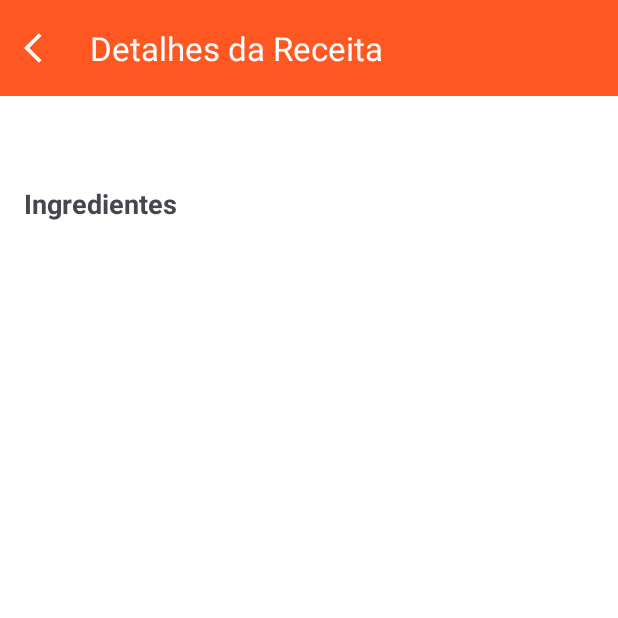
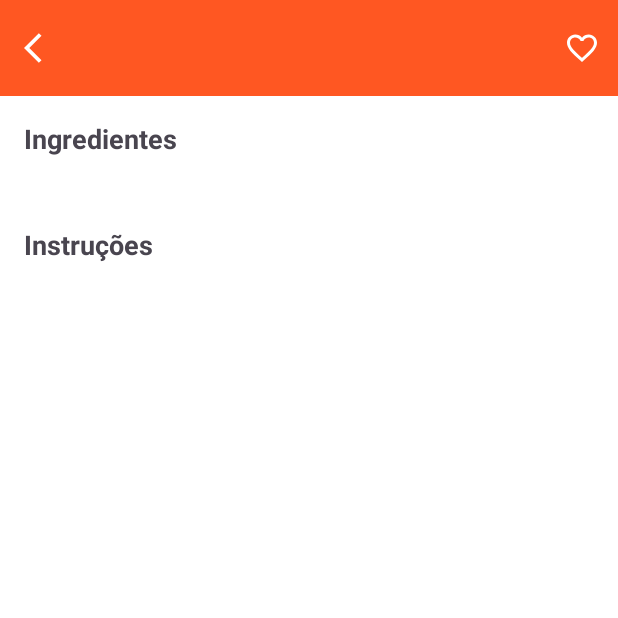
Before and after one commit to josuemleite/culinaria-app, an Android app: the RecipeDetailsActivity screen opened directly, with no data from a screen before it, on a phone screen of 412 x 824 dp, the top half of it. Run offline under Robolectric (Android 15) with nearby library versions, the phone set to English and light mode, and no system bars.

Commit message:
RecipeDetailsActivity modificada com Fragmento

```diff
--- a/app/src/main/AndroidManifest.xml
+++ b/app/src/main/AndroidManifest.xml
@@ -16,7 +16,8 @@
         tools:targetApi="31">
         <activity
             android:name=".RecipeDetailsActivity"
-            android:exported="false" />
+            android:exported="false"
+            android:screenOrientation="portrait" />
         <activity
             android:name=".RecipesListActivity"
             android:exported="false"
--- a/app/src/main/java/br/com/josuemleite/culinaria/RecipeDetailsActivity.java
+++ b/app/src/main/java/br/com/josuemleite/culinaria/RecipeDetailsActivity.java
@@ -4,19 +4,26 @@ import androidx.appcompat.app.AppCompatActivity;
 import androidx.appcompat.widget.Toolbar;
 
 import android.content.Intent;
+import android.content.SharedPreferences;
 import android.os.Bundle;
-import android.util.Log;
+import android.view.Menu;
 import android.view.MenuItem;
 import android.view.View;
-import android.widget.TextView;
+
+import androidx.appcompat.app.AppCompatActivity;
+import androidx.appcompat.widget.Toolbar;
+import androidx.fragment.app.FragmentManager;
+import androidx.fragment.app.FragmentTransaction;
 
 import com.google.android.material.appbar.MaterialToolbar;
 import com.google.gson.Gson;
 
-import java.util.List;
+import java.util.HashSet;
+import java.util.Set;
 
 import br.com.josuemleite.culinaria.api.ApiClient;
 import br.com.josuemleite.culinaria.api.ApiService;
+import br.com.josuemleite.culinaria.fragments.RecipeDetailsFragment;
 import br.com.josuemleite.culinaria.model.Recipe;
 import br.com.josuemleite.culinaria.model.RecipeDetails;
 import br.com.josuemleite.culinaria.model.RecipeDetailsResponse;
@@ -26,54 +33,37 @@ import retrofit2.Response;
 
 public class RecipeDetailsActivity extends AppCompatActivity {
 
-    private TextView recipeTitleTextView;
-    private TextView recipeIngredientsTitleTextView;
-    private TextView recipeIngredientsTextView;
-    private TextView recipeInstructionsTextView;
+    private static final String FAVORITES_PREFERENCES = "favorites_preferences";
+    private static final String FAVORITES_KEY = "favorites_key";
+
+    private String recipeId;
+    private String recipeTitle;
+    private String recipeIngredients;
+    private String recipeInstructions;
+    private boolean isFavorite;
+
+    private MenuItem favoriteMenuItem;
 
     @Override
     protected void onCreate(Bundle savedInstanceState) {
         super.onCreate(savedInstanceState);
         setContentView(R.layout.activity_recipe_details);
 
-        recipeTitleTextView = findViewById(R.id.recipeTitleTextView);
-        recipeIngredientsTitleTextView = findViewById(R.id.recipeIngredientsTitleTextView);
-        recipeIngredientsTextView = findViewById(R.id.recipeIngredientsTextView);
-        recipeInstructionsTextView = findViewById(R.id.recipeInstructionsTextView);
-
-        Intent intent = getIntent();
-        if (intent != null) {
-            String recipeId = intent.getStringExtra("recipeId");
-            if (recipeId != null) {
-                // Realize uma chamada à API para obter os detalhes completos da receita com base no ID
-                ApiService apiService = ApiClient.getInstance().getApiService();
-                Call<RecipeDetailsResponse> call = apiService.getRecipeDetailsById(recipeId);
-                call.enqueue(new Callback<RecipeDetailsResponse>() {
-                    @Override
-                    public void onResponse(Call<RecipeDetailsResponse> call, Response<RecipeDetailsResponse> response) {
-                        if (response.isSuccessful() && response.body() != null) {
-                            RecipeDetails recipeDetails = response.body().getRecipeDetails().get(0);
-                            String title = recipeDetails.getName();
-                            String ingredients = recipeDetails.getIngredient1();
-                            String instructions = recipeDetails.getInstructions();
-
-                            // Exibir os dados nos elementos do layout
-                            recipeTitleTextView.setText(title);
-                            recipeIngredientsTextView.setText(ingredients);
-                            recipeInstructionsTextView.setText(instructions);
-                        }
-                    }
-
-                    @Override
-                    public void onFailure(Call<RecipeDetailsResponse> call, Throwable t) {
-                        // Trate o erro na chamada da API, se necessário
-                    }
-                });
-            }
+        // Verifique se há extras na Intent
+        Bundle extras = getIntent().getExtras();
+        if (extras != null) {
+            String recipeJson = extras.getString("recipeJson");
+            Gson gson = new Gson();
+            Recipe recipe = gson.fromJson(recipeJson, Recipe.class);
+            recipeId = recipe.getId();
+            recipeTitle = recipe.getName();
+            recipeInstructions = recipe.getInstructions();
         }
 
+        // Configura a barra de ferramentas (AppBar)
         MaterialToolbar toolbar = findViewById(R.id.toolbar);
         setSupportActionBar(toolbar);
+        getSupportActionBar().setDisplayHomeAsUpEnabled(true);
 
         toolbar.setNavigationOnClickListener(new View.OnClickListener() {
             @Override
@@ -82,11 +72,76 @@ public class RecipeDetailsActivity extends AppCompatActivity {
             }
         });
 
-        toolbar.setOnMenuItemClickListener(new Toolbar.OnMenuItemClickListener() {
-            @Override
-            public boolean onMenuItemClick(MenuItem item) {
-                return true;
-            }
-        });
+        // Exiba o título da receita na barra de ferramentas
+        getSupportActionBar().setTitle(recipeTitle);
+
+        // Exiba o ícone de favorito com base no estado atual
+        setFavoriteIcon();
+
+        // Exiba o Fragment dos detalhes da receita
+        showRecipeDetailsFragment();
+    }
+
+    @Override
+    public boolean onCreateOptionsMenu(Menu menu) {
+        getMenuInflater().inflate(R.menu.menu_recipe_details, menu);
+        favoriteMenuItem = menu.findItem(R.id.menu_favorite);
+        setFavoriteIcon();
+        return true;
+    }
+
+    @Override
+    public boolean onOptionsItemSelected(MenuItem item) {
+        int itemId = item.getItemId();
+        if (itemId == R.id.menu_favorite) {
+            toggleFavorite();
+            return true;
+        }
+        return super.onOptionsItemSelected(item);
+    }
+
+    private void toggleFavorite() {
+        // Obtenha as receitas favoritas armazenadas nas preferências compartilhadas
+        SharedPreferences preferences = getSharedPreferences(FAVORITES_PREFERENCES, MODE_PRIVATE);
+        Set<String> favorites = preferences.getStringSet(FAVORITES_KEY, new HashSet<>());
+
+        if (isFavorite) {
+            // Se a receita for favorita, remova-a das preferências compartilhadas
+            favorites.remove(recipeId);
+        } else {
+            // Se a receita não for favorita, adicione-a às preferências compartilhadas
+            favorites.add(recipeId);
+        }
+
+        // Atualize as preferências compartilhadas com a lista atualizada de favoritos
+        preferences.edit().putStringSet(FAVORITES_KEY, favorites).apply();
+
+        // Atualize o ícone de favorito
+        isFavorite = !isFavorite;
+        setFavoriteIcon();
+    }
+
+    private void setFavoriteIcon() {
+        if (favoriteMenuItem != null) {
+            int favoriteIconResId = isFavorite ? R.drawable.ic_favorite : R.drawable.ic_favorite_border;
+            favoriteMenuItem.setIcon(favoriteIconResId);
+        }
+    }
+
+    private void showRecipeDetailsFragment() {
+        FragmentManager fragmentManager = getSupportFragmentManager();
+        FragmentTransaction fragmentTransaction = fragmentManager.beginTransaction();
+
+        // Crie uma instância do fragmento RecipeDetailsFragment e defina os argumentos
+        RecipeDetailsFragment fragment = new RecipeDetailsFragment();
+        Bundle bundle = new Bundle();
+        bundle.putString("recipeId", recipeId);
+        bundle.putString("recipeIngredients", recipeIngredients); // Passa os ingredientes para o fragmento
+        bundle.putString("recipeInstructions", recipeInstructions); // Passa as instruções para o fragmento
+        fragment.setArguments(bundle);
+
+        // Substitua o conteúdo do recipeDetailsContainer pelo fragmento
+        fragmentTransaction.replace(R.id.recipeDetailsContainer, fragment);
+        fragmentTransaction.commit();
     }
 }
--- a/app/src/main/java/br/com/josuemleite/culinaria/RecipesListActivity.java
+++ b/app/src/main/java/br/com/josuemleite/culinaria/RecipesListActivity.java
@@ -82,9 +82,11 @@ public class RecipesListActivity extends AppCompatActivity implements RecipeAdap
 
     @Override
     public void onItemClick(Recipe recipe) {
+        Gson gson = new Gson();
+        String recipeJson = gson.toJson(recipe);
+
         Intent intent = new Intent(this, RecipeDetailsActivity.class);
-        intent.putExtra("recipeId", recipe.getId());
+        intent.putExtra("recipeJson", recipeJson);
         startActivity(intent);
     }
-
 }
--- /dev/null
+++ b/app/src/main/java/br/com/josuemleite/culinaria/fragments/RecipeDetailsFragment.java
@@ -0,0 +1,76 @@
+package br.com.josuemleite.culinaria.fragments;
+
+import android.content.Context;
+import android.content.SharedPreferences;
+import android.os.Bundle;
+import android.view.LayoutInflater;
+import android.view.Menu;
+import android.view.MenuInflater;
+import android.view.MenuItem;
+import android.view.View;
+import android.view.ViewGroup;
+import android.widget.TextView;
+import android.widget.Toast;
+
+import androidx.annotation.NonNull;
+import androidx.annotation.Nullable;
+import androidx.fragment.app.Fragment;
+
+import com.google.gson.Gson;
+
+import br.com.josuemleite.culinaria.R;
+import br.com.josuemleite.culinaria.api.ApiClient;
+import br.com.josuemleite.culinaria.api.ApiService;
+import br.com.josuemleite.culinaria.model.Recipe;
+import br.com.josuemleite.culinaria.model.RecipeDetails;
+import br.com.josuemleite.culinaria.model.RecipeDetailsResponse;
+import retrofit2.Call;
+import retrofit2.Callback;
+import retrofit2.Response;
+
+public class RecipeDetailsFragment extends Fragment {
+
+    private TextView recipeIngredientsTextView;
+    private TextView recipeInstructionsTextView;
+
+    private String recipeId;
+
+    @Override
+    public View onCreateView(LayoutInflater inflater, ViewGroup container, Bundle savedInstanceState) {
+        View rootView = inflater.inflate(R.layout.fragment_recipe_details, container, false);
+
+        recipeIngredientsTextView = rootView.findViewById(R.id.recipeIngredientsTextView);
+        recipeInstructionsTextView = rootView.findViewById(R.id.recipeInstructionsTextView);
+
+        // Obtenha os argumentos do fragmento
+        Bundle args = getArguments();
+        if (args != null) {
+            recipeId = args.getString("recipeId");
+            // Faça uma chamada à API para obter os detalhes completos da receita com base no ID
+            ApiService apiService = ApiClient.getInstance().getApiService();
+            Call<RecipeDetailsResponse> call = apiService.getRecipeDetailsById(recipeId);
+            call.enqueue(new Callback<RecipeDetailsResponse>() {
+                @Override
+                public void onResponse(Call<RecipeDetailsResponse> call, Response<RecipeDetailsResponse> response) {
+                    if (response.isSuccessful() && response.body() != null) {
+                        RecipeDetails recipeDetails = response.body().getRecipeDetails().get(0);
+                        String title = recipeDetails.getName();
+                        String ingredients = recipeDetails.getIngredient1();
+                        String instructions = recipeDetails.getInstructions();
+
+                        // Exiba os dados nos elementos do layout
+                        recipeIngredientsTextView.setText(ingredients);
+                        recipeInstructionsTextView.setText(instructions);
+                    }
+                }
+
+                @Override
+                public void onFailure(Call<RecipeDetailsResponse> call, Throwable t) {
+                    // Trate o erro na chamada da API, se necessário
+                }
+            });
+        }
+
+        return rootView;
+    }
+}
--- a/app/src/main/java/br/com/josuemleite/culinaria/model/RecipeDetails.java
+++ b/app/src/main/java/br/com/josuemleite/culinaria/model/RecipeDetails.java
@@ -2,7 +2,9 @@ package br.com.josuemleite.culinaria.model;
 
 import com.google.gson.annotations.SerializedName;
 
-public class RecipeDetails {
+import java.io.Serializable;
+
+public class RecipeDetails implements Serializable {
     @SerializedName("idMeal")
     private String id;
 
--- /dev/null
+++ b/app/src/main/res/drawable/ic_favorite.xml
@@ -0,0 +1,5 @@
+<vector android:height="24dp" android:tint="#FFFFFF"
+    android:viewportHeight="24" android:viewportWidth="24"
+    android:width="24dp" xmlns:android="http://schemas.android.com/apk/res/android">
+    <path android:fillColor="@android:color/white" android:pathData="M12,21.35l-1.45,-1.32C5.4,15.36 2,12.28 2,8.5 2,5.42 4.42,3 7.5,3c1.74,0 3.41,0.81 4.5,2.09C13.09,3.81 14.76,3 16.5,3 19.58,3 22,5.42 22,8.5c0,3.78 -3.4,6.86 -8.55,11.54L12,21.35z"/>
+</vector>
--- /dev/null
+++ b/app/src/main/res/drawable/ic_favorite_border.xml
@@ -0,0 +1,5 @@
+<vector android:height="24dp" android:tint="#FFFFFF"
+    android:viewportHeight="24" android:viewportWidth="24"
+    android:width="24dp" xmlns:android="http://schemas.android.com/apk/res/android">
+    <path android:fillColor="@android:color/white" android:pathData="M16.5,3c-1.74,0 -3.41,0.81 -4.5,2.09C10.91,3.81 9.24,3 7.5,3 4.42,3 2,5.42 2,8.5c0,3.78 3.4,6.86 8.55,11.54L12,21.35l1.45,-1.32C18.6,15.36 22,12.28 22,8.5 22,5.42 19.58,3 16.5,3zM12.1,18.55l-0.1,0.1 -0.1,-0.1C7.14,14.24 4,11.39 4,8.5 4,6.5 5.5,5 7.5,5c1.54,0 3.04,0.99 3.57,2.36h1.87C13.46,5.99 14.96,5 16.5,5c2,0 3.5,1.5 3.5,3.5 0,2.89 -3.14,5.74 -7.9,10.05z"/>
+</vector>
--- a/app/src/main/res/layout/activity_recipe_details.xml
+++ b/app/src/main/res/layout/activity_recipe_details.xml
@@ -26,58 +26,15 @@
 
     <ScrollView
         android:layout_width="match_parent"
-        android:layout_height="0dp"
-        android:layout_weight="1">
+        android:layout_height="match_parent">
 
         <LinearLayout
+            android:id="@+id/recipeDetailsContainer"
             android:layout_width="match_parent"
             android:layout_height="wrap_content"
             android:orientation="vertical"
             android:padding="16dp">
 
-            <TextView
-                android:id="@+id/recipeTitleTextView"
-                android:layout_width="wrap_content"
-                android:layout_height="wrap_content"
-                android:textSize="20sp"
-                android:textStyle="bold"
-                android:gravity="center"
-                android:layout_marginBottom="16dp"
-                tools:text="Hot and Sour Soup" />
-
-            <LinearLayout
-                android:layout_width="match_parent"
-                android:layout_height="wrap_content"
-                android:orientation="vertical">
-
-                <TextView
-                    android:id="@+id/recipeIngredientsTitleTextView"
-                    android:layout_width="match_parent"
-                    android:layout_height="wrap_content"
-                    android:textSize="18sp"
-                    android:textStyle="bold"
-                    android:layout_marginBottom="8dp"
-                    android:text="Ingredientes" />
-
-                <TextView
-                    android:id="@+id/recipeIngredientsTextView"
-                    android:layout_width="match_parent"
-                    android:layout_height="wrap_content"
-                    android:textSize="16sp"
-                    android:textColor="@android:color/black"
-                    tools:text="Ingrediente 1\nIngrediente 2\nIngrediente 3" />
-
-            </LinearLayout>
-
-            <TextView
-                android:id="@+id/recipeInstructionsTextView"
-                android:layout_width="match_parent"
-                android:layout_height="wrap_content"
-                android:textSize="16sp"
-                android:textColor="@android:color/black"
-                android:layout_marginTop="16dp"
-                android:justificationMode="inter_word"
-                tools:text="Passo 1\nPasso 2\nPasso 3" />
 
         </LinearLayout>
 
--- /dev/null
+++ b/app/src/main/res/layout/fragment_recipe_details.xml
@@ -0,0 +1,40 @@
+<LinearLayout xmlns:android="http://schemas.android.com/apk/res/android"
+    android:layout_width="match_parent"
+    android:layout_height="match_parent"
+    android:orientation="vertical">
+
+    <TextView
+        android:id="@+id/recipeIngredientsTitleTextView"
+        android:layout_width="match_parent"
+        android:layout_height="wrap_content"
+        android:textSize="18sp"
+        android:textStyle="bold"
+        android:layout_marginBottom="8dp"
+        android:text="Ingredientes" />
+
+    <TextView
+        android:id="@+id/recipeIngredientsTextView"
+        android:layout_width="match_parent"
+        android:layout_height="wrap_content"
+        android:textSize="16sp"
+        android:textColor="@android:color/black"
+        android:layout_marginBottom="16dp" />
+
+    <TextView
+        android:id="@+id/recipeInstructionsTitleTextView"
+        android:layout_width="match_parent"
+        android:layout_height="wrap_content"
+        android:textSize="18sp"
+        android:textStyle="bold"
+        android:layout_marginBottom="8dp"
+        android:text="Instruções" />
+
+    <TextView
+        android:id="@+id/recipeInstructionsTextView"
+        android:layout_width="match_parent"
+        android:layout_height="wrap_content"
+        android:textSize="16sp"
+        android:justificationMode="inter_word"
+        android:textColor="@android:color/black" />
+
+</LinearLayout>
--- /dev/null
+++ b/app/src/main/res/menu/menu_recipe_details.xml
@@ -0,0 +1,9 @@
+<?xml version="1.0" encoding="utf-8"?>
+<menu xmlns:android="http://schemas.android.com/apk/res/android"
+    xmlns:app="http://schemas.android.com/apk/res-auto">
+    <item
+        android:id="@+id/menu_favorite"
+        android:title="Favoritar"
+        app:showAsAction="always"
+        android:icon="@drawable/ic_favorite_border" />
+</menu>
```
